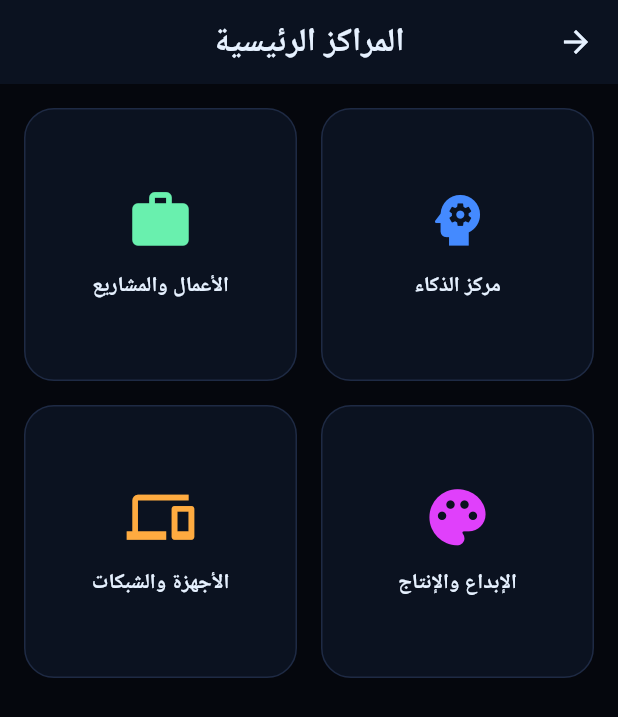
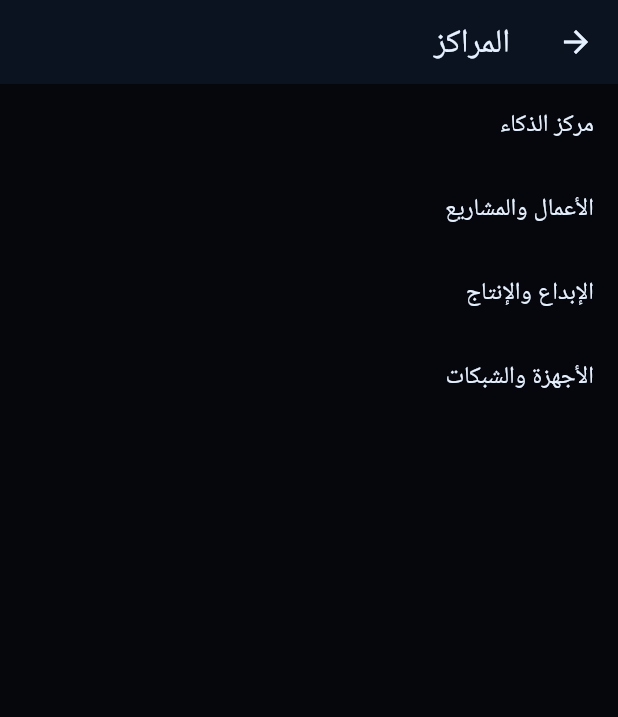
Before and after one commit to glalahosyya-netizen/alphabot_v10, a Flutter app: the screen it shows after launch, in the side drawer, after a tap on "المراكز الرئيسية", on a phone screen of 412 x 824 dp. Shown: the top 717 px of the screen. Run offline on Flutter 3.47's test engine with Material 3 defaults, Android fonts, the phone set to English and light mode, and no system bars.

Commit message:
Update centers_screen.dart

```diff
--- a/lib/screens/centers_screen.dart
+++ b/lib/screens/centers_screen.dart
@@ -1,5 +1,4 @@
 import 'package:flutter/material.dart';
-import '../theme/app_theme.dart';
 import 'intelligence_center_screen.dart';
 
 class CentersScreen extends StatelessWidget {
@@ -8,92 +7,22 @@ class CentersScreen extends StatelessWidget {
   @override
   Widget build(BuildContext context) {
     return Scaffold(
-      backgroundColor: AppColors.background,
-      appBar: AppBar(
-        backgroundColor: AppColors.surface,
-        title: const Text(
-          'المراكز الرئيسية',
-          style: TextStyle(color: AppColors.textPrimary, fontWeight: FontWeight.bold),
-        ),
-        centerTitle: true,
-      ),
-      body: Padding(
-        padding: const EdgeInsets.all(16),
-        child: GridView.count(
-          crossAxisCount: 2,
-          crossAxisSpacing: 16,
-          mainAxisSpacing: 16,
+      appBar: AppBar(title: const Text('المراكز')),
+      body: ListView(
         children: [
-            GestureDetector(
+          ListTile(
+            title: const Text('مركز الذكاء'),
             onTap: () {
               Navigator.push(
                 context,
                 MaterialPageRoute(builder: (context) => const IntelligenceCenterScreen()),
               );
             },
-              child: Container(
-                decoration: BoxDecoration(
-                  color: AppColors.surface,
-                  borderRadius: BorderRadius.circular(20),
-                  border: Border.all(color: AppColors.border),
           ),
-                child: const Column(
-                  mainAxisAlignment: MainAxisAlignment.center,
-                  children: [
-                    Icon(Icons.psychology, size: 45, color: Colors.blueAccent),
-                    SizedBox(height: 12),
-                    Text('مركز الذكاء', style: TextStyle(color: AppColors.textPrimary, fontWeight: FontWeight.bold)),
+          const ListTile(title: Text('الأعمال والمشاريع')),
+          const ListTile(title: Text('الإبداع والإنتاج')),
+          const ListTile(title: Text('الأجهزة والشبكات')),
         ],
-                ),
-              ),
-            ),
-            Container(
-              decoration: BoxDecoration(
-                color: AppColors.surface,
-                borderRadius: BorderRadius.circular(20),
-                border: Border.all(color: AppColors.border),
-              ),
-              child: const Column(
-                mainAxisAlignment: MainAxisAlignment.center,
-                children: [
-                  Icon(Icons.work, size: 45, color: Colors.greenAccent),
-                  SizedBox(height: 12),
-                  Text('الأعمال والمشاريع', style: TextStyle(color: AppColors.textPrimary, fontWeight: FontWeight.bold)),
-                ],
-              ),
-            ),
-            Container(
-              decoration: BoxDecoration(
-                color: AppColors.surface,
-                borderRadius: BorderRadius.circular(20),
-                border: Border.all(color: AppColors.border),
-              ),
-              child: const Column(
-                mainAxisAlignment: MainAxisAlignment.center,
-                children: [
-                  Icon(Icons.palette, size: 45, color: Colors.purpleAccent),
-                  SizedBox(height: 12),
-                  Text('الإبداع والإنتاج', style: TextStyle(color: AppColors.textPrimary, fontWeight: FontWeight.bold)),
-                ],
-              ),
-            ),
-            Container(
-              decoration: BoxDecoration(
-                color: AppColors.surface,
-                borderRadius: BorderRadius.circular(20),
-                border: Border.all(color: AppColors.border),
-              ),
-              child: const Column(
-                mainAxisAlignment: MainAxisAlignment.center,
-                children: [
-                  Icon(Icons.devices, size: 45, color: Colors.orangeAccent),
-                  SizedBox(height: 12),
-                  Text('الأجهزة والشبكات', style: TextStyle(color: AppColors.textPrimary, fontWeight: FontWeight.bold)),
-                ],
-              ),
-            ),
-          ],
-        ),
       ),
     );
   }
```
Lines whose indentation alone changed are shown as unchanged.
